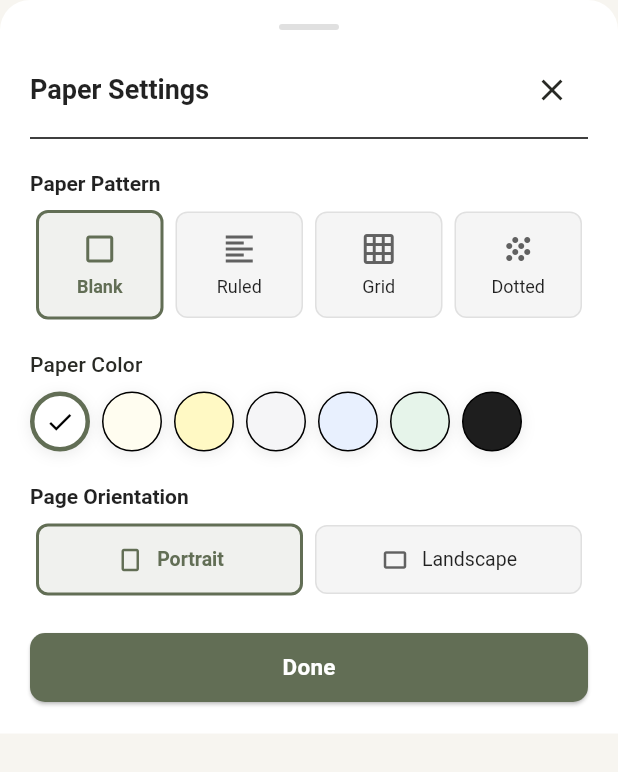
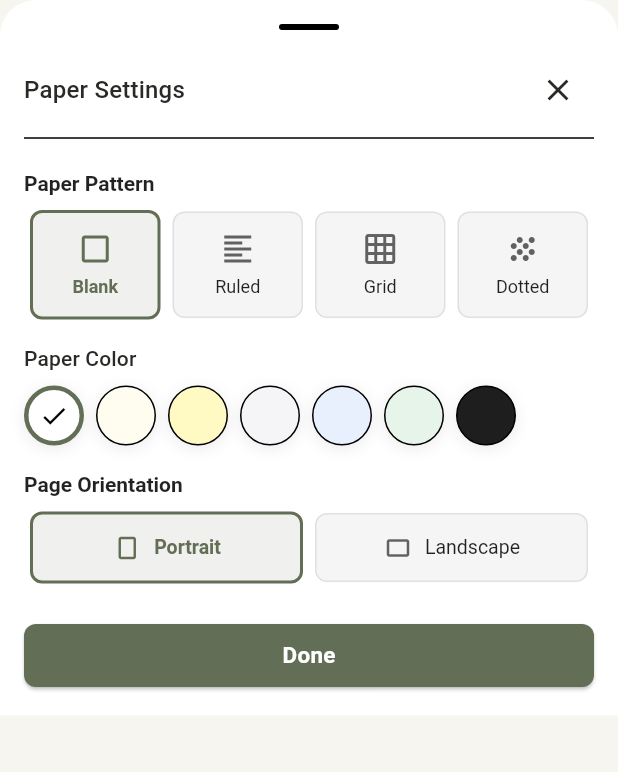
Before and after one commit to KALU56/liora, a Flutter app: the PaperCustomizationSheet widget shown alone on an empty page, opened directly with empty values, on a phone screen of 412 x 824 dp. Shown: the top 772 px of the screen. Run offline on Flutter 3.47's test engine with Material 3 defaults, Android fonts, the phone set to English and light mode, and no system bars; our stand-ins replace audioplayers, file_picker, image_picker, shared_preferences, speech_to_text; missing offline and left inert: record; accounts and stored records are empty.

Commit message:
refactor: update padding and styling in PaperCustomizationSheet for consistency

```diff
--- a/lib/features/paper/presentation/widgets/paper_customization_sheet.dart
+++ b/lib/features/paper/presentation/widgets/paper_customization_sheet.dart
@@ -1,6 +1,7 @@
 import 'package:flutter/material.dart';
 
 import '../../../../core/domain/value_objects/argb_color.dart';
+import '../../../../core/theme/app_spacing.dart';
 import '../../domain/models/paper_template.dart';
 import 'paper_color_picker.dart';
 import 'paper_orientation_selector.dart';
@@ -61,14 +62,16 @@ class _PaperCustomizationSheetState extends State<PaperCustomizationSheet> {
     return Container(
       key: const Key('paper_customization_sheet'),
       padding: EdgeInsets.only(
-        left: 20.0,
-        right: 20.0,
-        top: 16.0,
-        bottom: MediaQuery.of(context).padding.bottom + 20.0,
+        left: AppSpacing.lg,
+        right: AppSpacing.lg,
+        top: AppSpacing.lg,
+        bottom: MediaQuery.of(context).padding.bottom + AppSpacing.lg,
       ),
-      decoration: const BoxDecoration(
-        color: Colors.white,
-        borderRadius: BorderRadius.vertical(top: Radius.circular(20.0)),
+      decoration: BoxDecoration(
+        color: Theme.of(context).colorScheme.surface,
+        borderRadius: const BorderRadius.vertical(
+          top: Radius.circular(AppSpacing.xl),
+        ),
       ),
       child: Column(
         mainAxisSize: MainAxisSize.min,
@@ -79,22 +82,18 @@ class _PaperCustomizationSheetState extends State<PaperCustomizationSheet> {
               width: 40,
               height: 4,
               decoration: BoxDecoration(
-                color: Colors.grey.shade300,
-                borderRadius: BorderRadius.circular(2.0),
+                color: Theme.of(context).colorScheme.outlineVariant,
+                borderRadius: BorderRadius.circular(AppSpacing.xs),
               ),
             ),
           ),
-          const SizedBox(height: 16.0),
+          AppSpacing.gapLg,
           Row(
             mainAxisAlignment: MainAxisAlignment.spaceBetween,
             children: [
-              const Text(
+              Text(
                 'Paper Settings',
-                style: TextStyle(
-                  fontSize: 18,
-                  fontWeight: FontWeight.bold,
-                  color: Colors.black87,
-                ),
+                style: Theme.of(context).textTheme.titleMedium,
               ),
               IconButton(
                 key: const Key('close_paper_settings_button'),
@@ -104,14 +103,14 @@ class _PaperCustomizationSheetState extends State<PaperCustomizationSheet> {
             ],
           ),
           const Divider(),
-          const SizedBox(height: 12.0),
+          AppSpacing.gapMd,
           PaperPatternSelector(
             selectedPattern: _currentTemplate.pattern,
             onPatternChanged: (pattern) {
               _updateTemplate(_currentTemplate.copyWith(pattern: pattern));
             },
           ),
-          const SizedBox(height: 20.0),
+          AppSpacing.gapLg,
           PaperColorPicker(
             selectedColor: Color(_currentTemplate.backgroundColor.value),
             onColorChanged: (color) {
@@ -122,7 +121,7 @@ class _PaperCustomizationSheetState extends State<PaperCustomizationSheet> {
               );
             },
           ),
-          const SizedBox(height: 20.0),
+          AppSpacing.gapLg,
           PaperOrientationSelector(
             selectedOrientation: _currentTemplate.orientation,
             onOrientationChanged: (orientation) {
@@ -131,22 +130,13 @@ class _PaperCustomizationSheetState extends State<PaperCustomizationSheet> {
               );
             },
           ),
-          const SizedBox(height: 24.0),
+          AppSpacing.gapXl,
           SizedBox(
             width: double.infinity,
             child: ElevatedButton(
               key: const Key('apply_paper_template_button'),
-              style: ElevatedButton.styleFrom(
-                padding: const EdgeInsets.symmetric(vertical: 14.0),
-                shape: RoundedRectangleBorder(
-                  borderRadius: BorderRadius.circular(10.0),
-                ),
-              ),
               onPressed: () => Navigator.of(context).pop(_currentTemplate),
-              child: const Text(
-                'Done',
-                style: TextStyle(fontSize: 15, fontWeight: FontWeight.bold),
-              ),
+              child: const Text('Done'),
             ),
           ),
         ],
```
